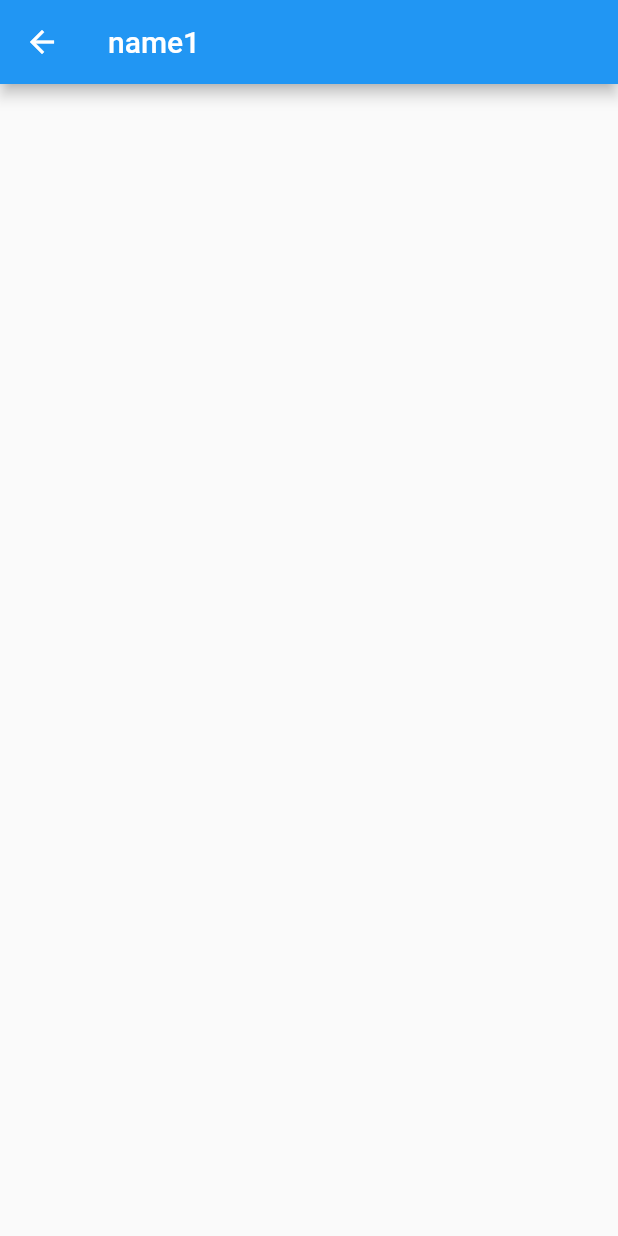
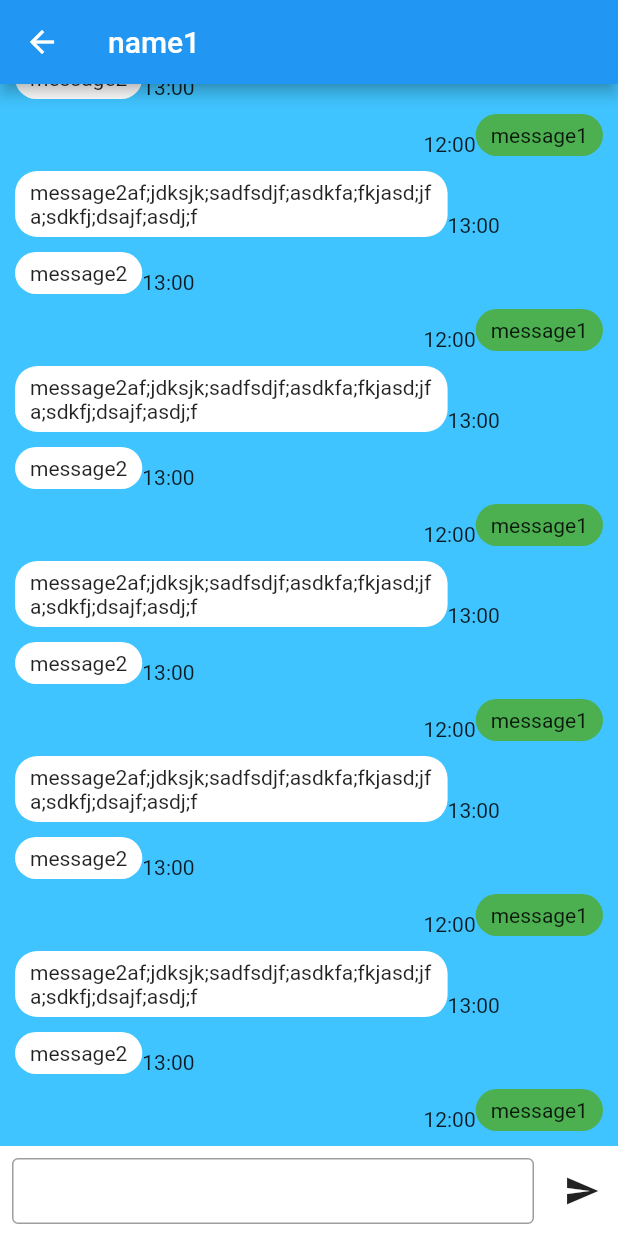
Before and after one commit to takuowake/chatapp, a Flutter app: the screen it shows after launch, after a tap on "name1", on a phone screen of 412 x 824 dp. Run offline on Flutter 3.47's test engine with Material 2 defaults, Android fonts, the phone set to English and light mode, and no system bars; network calls fail.

Commit message:
トークルームのUI設定/メッセージ送信/情報設定画面

```diff
--- a/lib/pages/talk_room_page.dart
+++ b/lib/pages/talk_room_page.dart
@@ -1,4 +1,6 @@
+import 'package:chatapp/model/message.dart';
 import 'package:flutter/material.dart';
+import 'package:intl/intl.dart' as intl;
 
 class TalkRoomPage extends StatefulWidget {
   final String name;
@@ -9,11 +11,99 @@ class TalkRoomPage extends StatefulWidget {
 }
 
 class _TalkRoomPageState extends State<TalkRoomPage> {
+  List<Message> messageList = [
+    Message(message: 'message1', isMe: true, sendtime: DateTime(2022, 1, 1, 12, 0)),
+    Message(message: 'message2', isMe: false, sendtime: DateTime(2022, 1, 1, 13, 0)),
+    Message(message: 'message2af;jdksjk;sadfsdjf;asdkfa;fkjasd;jfa;sdkfj;dsajf;asdj;f', isMe: false, sendtime: DateTime(2022, 1, 1, 13, 0)),
+    Message(message: 'message1', isMe: true, sendtime: DateTime(2022, 1, 1, 12, 0)),
+    Message(message: 'message2', isMe: false, sendtime: DateTime(2022, 1, 1, 13, 0)),
+    Message(message: 'message2af;jdksjk;sadfsdjf;asdkfa;fkjasd;jfa;sdkfj;dsajf;asdj;f', isMe: false, sendtime: DateTime(2022, 1, 1, 13, 0)),
+    Message(message: 'message1', isMe: true, sendtime: DateTime(2022, 1, 1, 12, 0)),
+    Message(message: 'message2', isMe: false, sendtime: DateTime(2022, 1, 1, 13, 0)),
+    Message(message: 'message2af;jdksjk;sadfsdjf;asdkfa;fkjasd;jfa;sdkfj;dsajf;asdj;f', isMe: false, sendtime: DateTime(2022, 1, 1, 13, 0)),
+    Message(message: 'message1', isMe: true, sendtime: DateTime(2022, 1, 1, 12, 0)),
+    Message(message: 'message2', isMe: false, sendtime: DateTime(2022, 1, 1, 13, 0)),
+    Message(message: 'message2af;jdksjk;sadfsdjf;asdkfa;fkjasd;jfa;sdkfj;dsajf;asdj;f', isMe: false, sendtime: DateTime(2022, 1, 1, 13, 0)),
+    Message(message: 'message1', isMe: true, sendtime: DateTime(2022, 1, 1, 12, 0)),
+    Message(message: 'message2', isMe: false, sendtime: DateTime(2022, 1, 1, 13, 0)),
+    Message(message: 'message2af;jdksjk;sadfsdjf;asdkfa;fkjasd;jfa;sdkfj;dsajf;asdj;f', isMe: false, sendtime: DateTime(2022, 1, 1, 13, 0)),
+    Message(message: 'message1', isMe: true, sendtime: DateTime(2022, 1, 1, 12, 0)),
+    Message(message: 'message2', isMe: false, sendtime: DateTime(2022, 1, 1, 13, 0)),
+    Message(message: 'message2af;jdksjk;sadfsdjf;asdkfa;fkjasd;jfa;sdkfj;dsajf;asdj;f', isMe: false, sendtime: DateTime(2022, 1, 1, 13, 0))
+  ];
+
   @override
   Widget build(BuildContext context) {
     return Scaffold(
+      backgroundColor: Colors.lightBlueAccent,
       appBar: AppBar(
         title: Text(widget.name)
+      ),
+      body: Stack(
+        alignment: Alignment.bottomCenter,
+        children: [
+          Padding(
+            padding: const EdgeInsets.only(bottom: 60.0),
+            child: ListView.builder(
+              physics: const RangeMaintainingScrollPhysics(),
+              shrinkWrap: true,
+              reverse: true,
+              itemCount: messageList.length,
+              itemBuilder: (context, index){
+                return Padding(
+                  padding: EdgeInsets.only(top: 10, left: 10, right: 10, bottom: index == 0 ? 10 : 0),
+                  child: Row(
+                    crossAxisAlignment: CrossAxisAlignment.end,
+                    textDirection: messageList[index].isMe ? TextDirection.rtl : TextDirection.ltr,
+                    children: [
+                      Container(
+                        constraints: BoxConstraints(maxWidth: MediaQuery.of(context).size.width * 0.7),
+                        decoration: BoxDecoration(
+                          color: messageList[index].isMe ? Colors.green : Colors.white,
+                          borderRadius: BorderRadius.circular(15),
+                        ),
+                        padding: const EdgeInsets.symmetric(horizontal: 10, vertical: 6),
+                        child: Text(messageList[index].message)),
+                      Text(intl.DateFormat('HH:mm').format(messageList[index].sendtime))
+                    ],
+                  ),
+                );
+              }
+            ),
+          ),
+          Column(
+            mainAxisSize: MainAxisSize.min,
+            children: [
+              Container(
+                color: Colors.white,
+                height: 60,
+                child: Row(
+                  children: [
+                    const Expanded(child: Padding(
+                      padding: EdgeInsets.all(8.0),
+                      child: TextField(
+                        decoration: InputDecoration(
+                          contentPadding: EdgeInsets.only(left: 10),
+                          border: OutlineInputBorder()
+                        ),
+                      ),
+                    )),
+                    IconButton(
+                        onPressed: () {
+
+                        },
+                        icon: const Icon(Icons.send)
+                    )
+                  ],
+                ),
+              ),
+              Container(
+                color: Colors.white,
+                height: MediaQuery.of(context).padding.bottom,
+              ),
+            ],
+          )
+        ],
       ),
     );
   }
--- a/lib/pages/top_page.dart
+++ b/lib/pages/top_page.dart
@@ -1,4 +1,5 @@
 import 'package:chatapp/model/user.dart';
+import 'package:chatapp/pages/setting_profile_page.dart';
 import 'package:chatapp/pages/talk_room_page.dart';
 import 'package:flutter/material.dart';
 
@@ -21,7 +22,19 @@ class _TopPageState extends State<TopPage> {
   @override
   Widget build(BuildContext context) {
     return Scaffold(
-      appBar: AppBar(title: const Text('チャットアプリ'),),
+      appBar: AppBar(
+        title: const Text('チャットアプリ'),
+        actions: [
+          IconButton(
+              onPressed: () {
+                Navigator.push(context, MaterialPageRoute(
+                    builder: (context) => const SettingProfilePage()
+                ));
+              },
+              icon: const Icon(Icons.settings)
+          )
+        ],
+      ),
       body: ListView.builder(
           itemCount: userList.length,
           itemBuilder: (context, index) {
--- a/pubspec.yaml
+++ b/pubspec.yaml
@@ -35,6 +35,7 @@ dependencies:
   # The following adds the Cupertino Icons font to your application.
   # Use with the CupertinoIcons class for iOS style icons.
   cupertino_icons: ^1.0.2
+  intl: any
 
 dev_dependencies:
   flutter_test:
```
Also changed, not shown: lib/pages/setting_profile_page.dart (added, +59 -0 lines), pubspec.lock.
